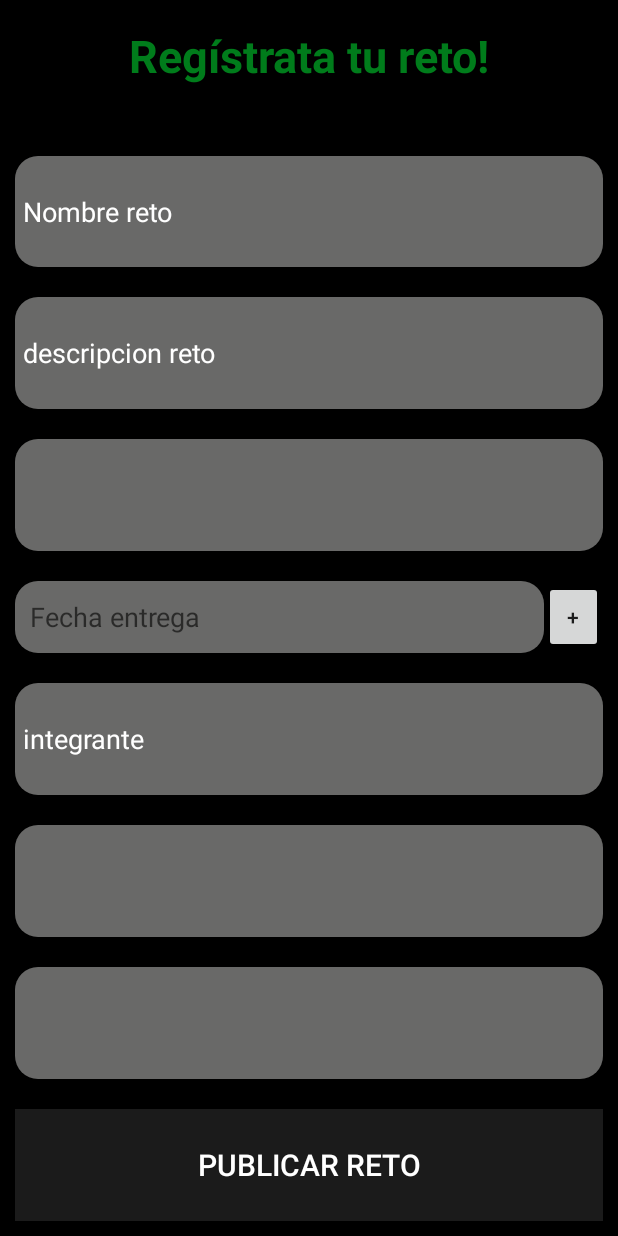
After one commit to andresarangopro/appCompact, an Android app: the layout content_fragment_perfil.xml on its own in the app's theme, with its tools: preview values and no code run, on a phone screen of 412 x 824 dp. The commit adds this screen. Run offline under Robolectric (Android 15) with nearby library versions, the phone set to English and light mode, and no system bars.

Commit message:
Recycler View and datePicker

```diff
--- a/app/build.gradle
+++ b/app/build.gradle
@@ -29,6 +29,7 @@ dependencies {
     compile 'com.google.firebase:firebase-auth:9.4.0'
     compile 'com.google.firebase:firebase-database:9.4.0'
     compile 'com.google.firebase:firebase-storage:9.4.0'
+    compile 'com.android.support:recyclerview-v7:26.0.1'
     androidTestImplementation 'com.android.support.test:runner:1.0.1'
     androidTestImplementation 'com.android.support.test.espresso:espresso-core:3.0.1'
 }
--- a/app/src/main/res/layout/activity__login.xml
+++ b/app/src/main/res/layout/activity__login.xml
@@ -24,8 +24,7 @@
         android:drawablePadding="10dp"
         android:background="@drawable/edittext_style"
         android:drawableStart="@mipmap/ic_user"
-        android:hint="E-mail"
-        android:drawableLeft="@mipmap/ic_user" />
+        android:hint="E-mail" />
        <!-- android:drawableStart="@mipmap/ic_user"-->
 
 
--- /dev/null
+++ b/app/src/main/res/layout/content_fragment_perfil.xml
@@ -0,0 +1,121 @@
+<?xml version="1.0" encoding="utf-8"?>
+<LinearLayout xmlns:android="http://schemas.android.com/apk/res/android"
+    xmlns:tools="http://schemas.android.com/tools"
+    android:layout_width="match_parent"
+    android:layout_height="match_parent"
+    android:orientation="vertical"
+    android:layout_weight="150"
+
+    tools:context="com.example.felipearango.appcompact.activitys.FragmentRetos">
+
+    <!-- TODO: Update blank fragment layout -->
+    <TextView
+        android:layout_width="match_parent"
+        android:layout_height="0dp"
+        android:layout_marginBottom="20dp"
+        android:layout_weight="15"
+        android:gravity="center_horizontal|center_vertical"
+        android:text="Regístrata tu reto!"
+        android:textColor="@color/colorGreenBackground"
+        android:textSize="30sp"
+        android:textStyle="bold" />
+
+    <!-- android:drawableStart="@mipmap/ic_user"-->
+    <EditText
+        android:layout_width="match_parent"
+        android:layout_height="0dp"
+        android:layout_margin="10dp"
+        android:layout_weight="15"
+        android:background="@drawable/edittext_style"
+        android:drawablePadding="10dp"
+        android:hint="Nombre reto"
+        android:paddingLeft="5dp"
+        android:textColorHint="@color/colorAccent"
+        android:id="@+id/txtNombreReto"/>
+
+    <EditText
+        android:layout_width="match_parent"
+        android:layout_height="0dp"
+        android:layout_margin="10dp"
+        android:layout_marginTop="25dp"
+        android:layout_weight="15"
+        android:background="@drawable/edittext_style"
+        android:drawablePadding="10dp"
+        android:hint="descripcion reto"
+        android:paddingLeft="5dp"
+        android:textColorHint="@color/colorAccent"
+        android:id="@+id/txtDescripcionReto"/>
+
+    <Spinner
+        android:id="@+id/spnTipoReto"
+        android:layout_width="match_parent"
+        android:layout_height="0dp"
+        android:layout_margin="10dp"
+        android:layout_marginTop="25dp"
+        android:layout_weight="15"
+        android:background="@drawable/edittext_style"
+        android:drawableLeft="@mipmap/ic_chooser"
+        android:drawableStart="@mipmap/ic_chooser">
+
+    </Spinner>
+
+    <include layout="@layout/rv_addfecha"/>
+
+    <android.support.v7.widget.RecyclerView
+        android:id="@+id/rv_fechas"
+        android:layout_width="match_parent"
+        android:layout_height="wrap_content">
+
+    </android.support.v7.widget.RecyclerView>
+    <EditText
+        android:layout_width="match_parent"
+        android:layout_height="0dp"
+        android:layout_margin="10dp"
+        android:layout_marginTop="25dp"
+        android:layout_weight="15"
+        android:background="@drawable/edittext_style"
+        android:drawablePadding="10dp"
+        android:hint="integrante"
+        android:paddingLeft="5dp"
+        android:textColorHint="@color/colorAccent"
+        android:id="@+id/txtIntegrante"/>
+
+    <Spinner
+        android:layout_margin="10dp"
+        android:layout_marginTop="25dp"
+        android:layout_width="match_parent"
+        android:layout_height="0dp"
+        android:layout_weight="15"
+        android:background="@drawable/edittext_style"
+        android:drawableStart="@mipmap/ic_chooser"
+        android:drawableLeft="@mipmap/ic_chooser"
+        android:id="@+id/spnTipoEntrega">
+
+    </Spinner>
+
+    <Spinner
+        android:layout_margin="10dp"
+        android:layout_marginTop="25dp"
+        android:layout_width="match_parent"
+        android:layout_height="0dp"
+        android:layout_weight="15"
+        android:background="@drawable/edittext_style"
+        android:drawableStart="@mipmap/ic_chooser"
+        android:drawableLeft="@mipmap/ic_chooser"
+        android:id="@+id/spnPrivacidad">
+
+    </Spinner>
+
+    <Button
+        android:id="@+id/btnPublicarReto"
+        android:textSize="20dp"
+        android:textColor="@color/colorAccent"
+        android:layout_width="match_parent"
+        android:layout_height="0dp"
+        android:layout_margin="10dp"
+        android:layout_marginTop="15dp"
+        android:layout_weight="15"
+        android:background="@color/colorAccentDark"
+        android:text="Publicar reto" />
+
+</LinearLayout>
--- /dev/null
+++ b/app/src/main/res/layout/rv_addfecha.xml
@@ -0,0 +1,27 @@
+<?xml version="1.0" encoding="utf-8"?>
+<LinearLayout
+    android:layout_margin="10dp"
+    android:layout_marginTop="25dp"
+    android:orientation="horizontal"
+    android:weightSum="10"
+    xmlns:android="http://schemas.android.com/apk/res/android"
+    android:layout_width="match_parent"
+    android:layout_height="wrap_content">
+
+    <EditText
+        android:focusable="false"
+        android:id="@+id/etDates"
+        android:paddingLeft="10dp"
+        android:hint="Fecha entrega"
+        android:background="@drawable/edittext_style"
+        android:layout_weight="9"
+        android:layout_width="0dp"
+        android:layout_height="match_parent" />
+    <Button
+        android:id="@+id/btnAdd"
+        android:text="+"
+        android:layout_weight="1"
+        android:layout_width="0dp"
+        android:layout_height="match_parent" />
+
+</LinearLayout>
```
Also changed, not shown: app/src/main/java/com/example/felipearango/appcompact/activitys/FragmentRetos.java (+78 -4 lines), app/src/main/java/com/example/felipearango/appcompact/models/RecyclerAdapterDates.java (added, +70 -0 lines), app/src/main/res/layout/fragment_retos.xml (+4 -115 lines).
